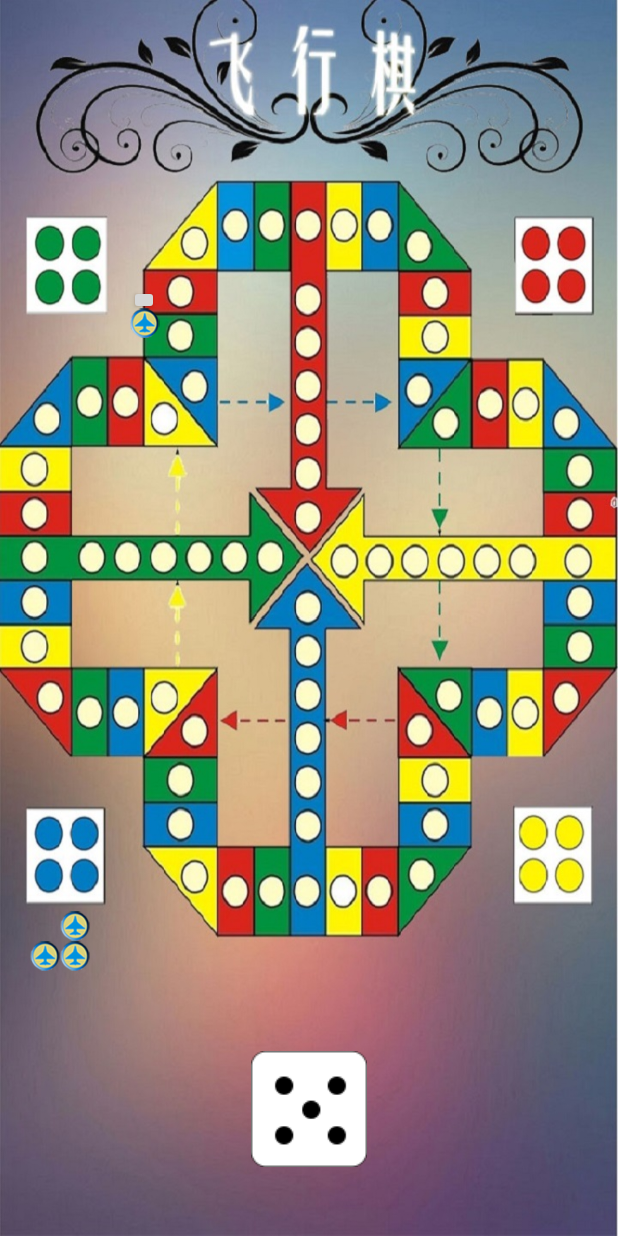
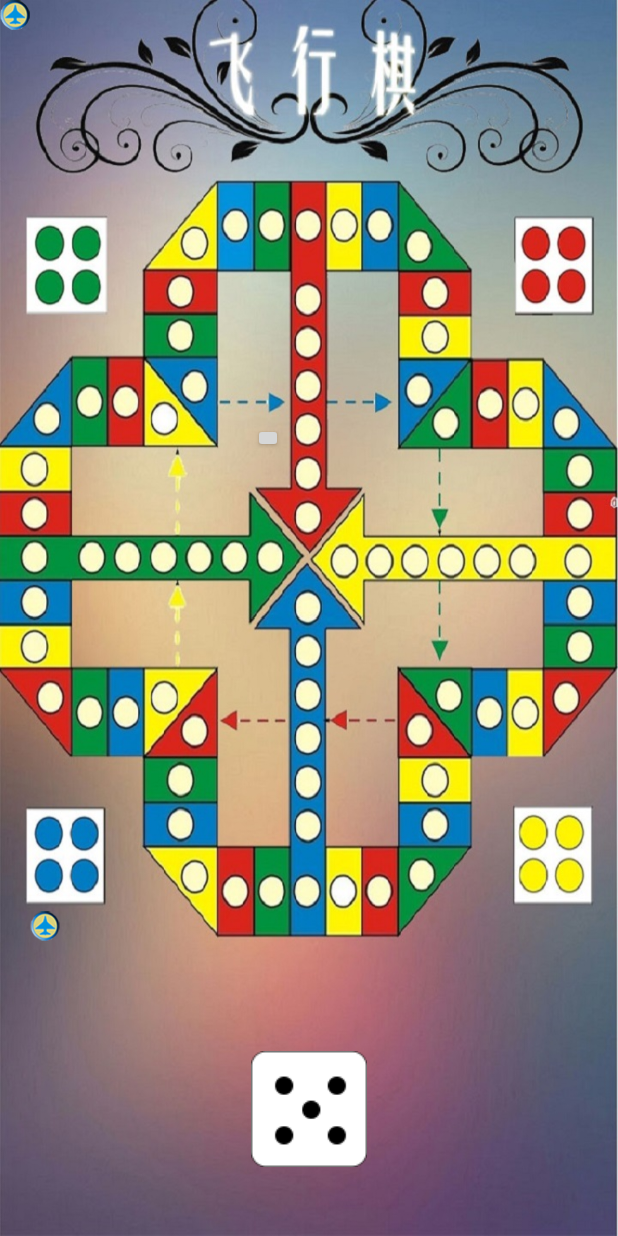
Before and after one commit to chenzhangyu/FlyChess, an Android app: the SinglePlay screen opened directly, with no data from a screen before it, after a tap on an icon or button, on a phone screen of 412 x 824 dp. Run offline under Robolectric (Android 15) with nearby library versions, the phone set to English and light mode, and no system bars; 1 other tap on this screen came first.

Commit message:
新增了棋盘左半部分坐标 fcViewImageButton extends ImageButton

```diff
--- a/app/src/main/java/com/example/weiqichen/myapplication/Global.java
+++ b/app/src/main/java/com/example/weiqichen/myapplication/Global.java
@@ -4,5 +4,5 @@ package com.example.weiqichen.myapplication;
  * Created by WeiqiChen on 2016/5/15.
  */
 public class Global {
-    static int ran=5; //方便测试临时设置
+    static int ran=0; //方便测试临时设置
 }
--- a/app/src/main/java/com/example/weiqichen/myapplication/Move.java
+++ b/app/src/main/java/com/example/weiqichen/myapplication/Move.java
@@ -5,7 +5,11 @@ package com.example.weiqichen.myapplication;
  */
 //未完成
 public class Move {
-    Position pos[] = new Position[]{new Position(181,398),new Position(159,200)};
+    public static Position pos[] = new Position[]{new Position(170,417),new Position(149,418),new Position(126,418),new Position(104,410),
+    new Position(95,387),new Position(94,365),new Position(103,341),new Position(86,324),new Position(64,334),new Position(43,331),
+    new Position(19,324),new Position(10,299),new Position(10,279),new Position(10,257),new Position(10,235),new Position(9,214),
+    new Position(17,190),new Position(42,181),new Position(63,181),new Position(86,190),new Position(103,175),new Position(95,151),
+    new Position(95,129),new Position(103,105),new Position(127,97),new Position(148,97),new Position(168,97)};
     public void start(){
         for(int i=0;i<2;i++){
             pos[i].GetX();
--- a/app/src/main/java/com/example/weiqichen/myapplication/SinglePlay.java
+++ b/app/src/main/java/com/example/weiqichen/myapplication/SinglePlay.java
@@ -11,22 +11,23 @@ import android.view.WindowManager;
 import android.widget.ImageButton;
 import android.widget.ImageView;
 import android.widget.Toast;
-
+import android.content.Context;
 import java.lang.ref.SoftReference;
-
+import android.util.AttributeSet;
 /**
  * Created by WeiqiChen on 2016/4/20.
  */
 public class SinglePlay extends AppCompatActivity {
     protected void onCreate(Bundle savedInstanceState) {
         this.requestWindowFeature(Window.FEATURE_NO_TITLE);
-        this.getWindow().setFlags(WindowManager.LayoutParams.FLAG_FULLSCREEN,WindowManager.LayoutParams.FLAG_FULLSCREEN);
+        this.getWindow().setFlags(WindowManager.LayoutParams.FLAG_FULLSCREEN, WindowManager.LayoutParams.FLAG_FULLSCREEN);
         super.onCreate(savedInstanceState);
         setContentView(R.layout.single_play);
-        ImageButton blue1 = (ImageButton) findViewById(R.id.blue1);
-        ImageButton blue2 = (ImageButton) findViewById(R.id.blue2);
-        ImageButton blue3 = (ImageButton) findViewById(R.id.blue3);
-        ImageButton blue4 = (ImageButton) findViewById(R.id.blue4);
+        final float scale = getResources().getDisplayMetrics().density;
+        final fcViewImageButton blue1 = (fcViewImageButton) findViewById(R.id.blue1);
+        fcViewImageButton blue2 = (fcViewImageButton) findViewById(R.id.blue2);
+        fcViewImageButton blue3 = (fcViewImageButton) findViewById(R.id.blue3);
+        fcViewImageButton blue4 = (fcViewImageButton) findViewById(R.id.blue4);
         final ImageButton sz = (ImageButton) findViewById(R.id.sz);
         sz.setOnClickListener(new View.OnClickListener() {
             @Override
@@ -38,11 +39,16 @@ public class SinglePlay extends AppCompatActivity {
         blue1.setOnClickListener(new View.OnClickListener() {
             @Override
             public void onClick(View v) {
-                if(Global.ran==5) {
-                    float scale = getResources().getDisplayMetrics().density;
-                    float scaleDenesity = getResources().getDisplayMetrics().scaledDensity;
-                    v.setX(86*scale+0.5f);
-                    v.setY((float)(190*scale*1.08)+0.5f); //乘以屏幕尺寸缩放比 暂适配小米2s
+                if(Global.ran==5&&blue1.getFlystutas()==0) {
+                    v.setX(170*scale+0.5f);
+                    v.setY((float) (417 * scale * 1.08) + 0.5f); //乘以屏幕尺寸缩放比 暂适配小米2s
+                    blue1.setflystatus(1);
+                    blue1.setId(0);
+                }
+                else if(blue1.getFlystutas()==1){
+                    blue1.setId(Global.ran+1);
+                    blue1.setX(Move.pos[blue1.getId()].GetX()*scale+0.5f);
+                    blue1.setY((float)(Move.pos[blue1.getId()].GetY()*scale*1.08)+0.5f);
                 }
             }
         });
@@ -95,3 +101,30 @@ class SzAsyncTask extends AsyncTask<String,Integer,String>{
         return null;
     }
 }
+class fcViewImageButton extends ImageButton{
+    private int CurrentId=0,flystutas;
+    public fcViewImageButton(Context context){
+        super(context);
+    }
+    public fcViewImageButton(Context context, AttributeSet attrs) {
+        super(context, attrs);
+        // TODO Auto-generated constructor stub
+    }
+
+    public fcViewImageButton(Context context, AttributeSet attrs, int defStyle) {
+        super(context, attrs, defStyle);
+        // TODO Auto-generated constructor stub
+    }
+    public void setId(int ran){
+        CurrentId+=ran;
+    }
+    public int getId(){
+        return CurrentId;
+    }
+    public void setflystatus(int status){
+        flystutas=status;
+    }
+    public int getFlystutas(){
+        return flystutas;
+    }
+}
--- a/app/src/main/res/layout/scontent_main.xml
+++ b/app/src/main/res/layout/scontent_main.xml
@@ -16,7 +16,7 @@
         android:layout_marginBottom="46dp"
         />
 
-    <ImageButton
+    <com.example.weiqichen.myapplication.fcViewImageButton
         android:layout_width="20dp"
         android:layout_height="20dp"
         android:background="@drawable/blue"
@@ -26,7 +26,7 @@
         android:layout_alignParentStart="true"
         android:layout_marginStart="20dp" />
 
-    <ImageButton
+    <com.example.weiqichen.myapplication.fcViewImageButton
         android:layout_width="20dp"
         android:layout_height="20dp"
         android:background="@drawable/blue"
@@ -34,7 +34,7 @@
         android:layout_alignTop="@+id/blue1"
         android:layout_toEndOf="@+id/blue1" />
 
-    <ImageButton
+    <com.example.weiqichen.myapplication.fcViewImageButton
         android:layout_width="20dp"
         android:layout_height="20dp"
         android:background="@drawable/blue"
@@ -42,7 +42,7 @@
         android:layout_below="@+id/blue2"
         android:layout_alignStart="@+id/blue1" />
 
-    <ImageButton
+    <com.example.weiqichen.myapplication.fcViewImageButton
         android:layout_width="20dp"
         android:layout_height="20dp"
         android:background="@drawable/blue"
--- a/app/src/main/res/layout/single_play.xml
+++ b/app/src/main/res/layout/single_play.xml
@@ -13,7 +13,7 @@
         android:layout_height="20dp"
         android:text="New Button"
         android:id="@+id/button"
-        android:layout_x="86dp"
-        android:layout_y="190dp" />
+        android:layout_x="169dp"
+        android:layout_y="282dp" />
 
 </AbsoluteLayout>
```
